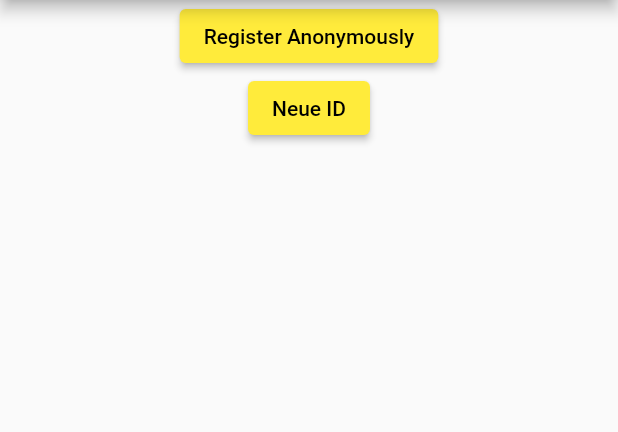
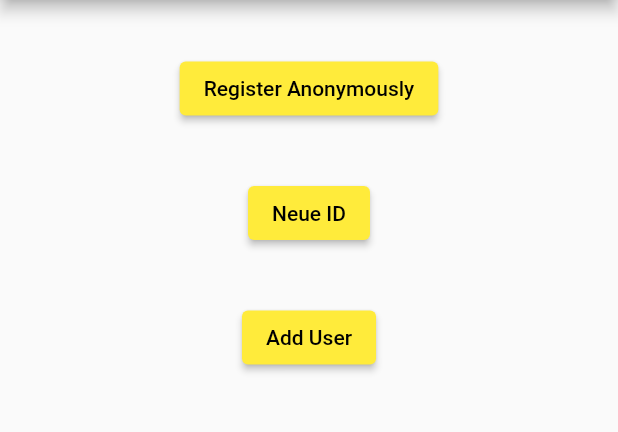
Before and after one commit to Leptopoda/bierverkostung, a Flutter app: the Settings screen opened directly, on a phone screen of 412 x 824 dp, the part 84-516 px from its top. Run offline on Flutter 3.47's test engine with Material 2 defaults, Android fonts, the phone set to English and light mode, and no system bars; our stand-ins replace cloud_firestore, firebase_auth, firebase_core; accounts and stored records are empty; generated files the repository leaves out were written again.

Commit message:
fix settigns styling

```diff
--- a/lib/screens/settings.dart
+++ b/lib/screens/settings.dart
@@ -27,6 +27,7 @@ class _SettingsState extends State<Settings> {
       body: Center(
         child: Column(
           children: [
+            const SizedBox(height: 35),
             ElevatedButton(
               onPressed: () async {
                 final dynamic result = await _auth.registerAnon();
@@ -45,6 +46,7 @@ class _SettingsState extends State<Settings> {
               },
               child: const Text('Register Anonymously'),
             ),
+            const SizedBox(height: 35),
             ElevatedButton(
               onPressed: () => showDialog(
                 context: context,
@@ -52,6 +54,11 @@ class _SettingsState extends State<Settings> {
               ),
               child: const Text('Neue ID'),
             ),
+            const SizedBox(height: 35),
+            const AddBierverkostung(
+                fullName: 'Nikolas Rimikis',
+                company: 'Leptopoda Inc.',
+                age: 18),
           ],
         ),
       ),
@@ -81,8 +88,6 @@ class NewIDAlert extends StatelessWidget {
           },
           child: const Text('Weiter'),
         ),
-        const AddBierverkostung(
-            fullName: 'Nikolas Rimikis', company: 'Leptopoda Inc.', age: 18),
       ],
     );
   }
```
